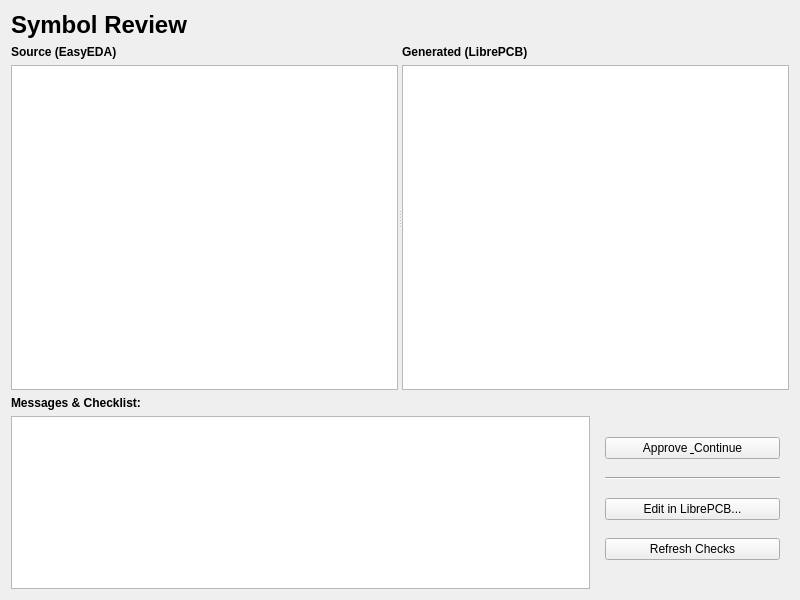
This is ui/symbol_review_page.ui in z3ugma/webparts-librepcb as Qt 5 draws it before an edit. The edited form follows.
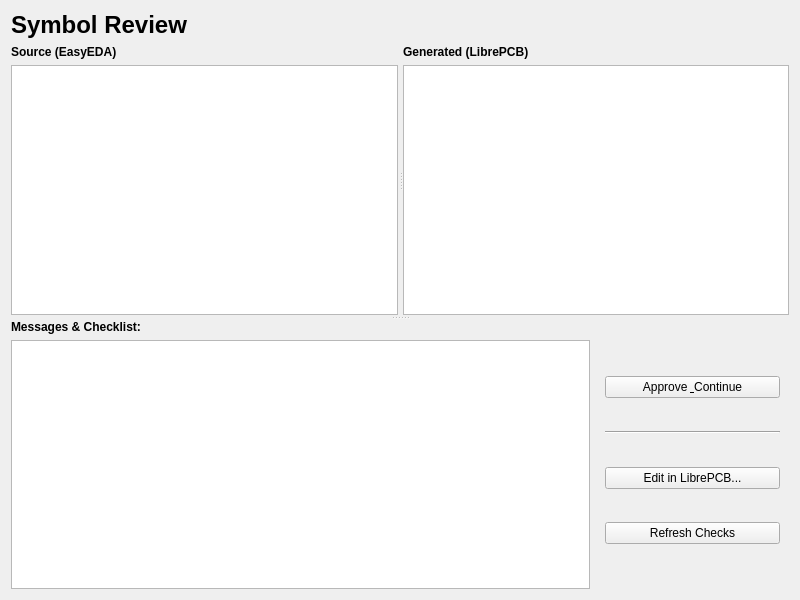
This is the edited form.

Commit message: Refactor: pan/zoom image view and collapsible sidebar in LibraryElementPage

The edit to the form file:
```diff
--- a/ui/symbol_review_page.ui
+++ b/ui/symbol_review_page.ui
@@ -22,10 +22,20 @@
     </widget>
    </item>
    <item>
+    <widget class="QSplitter" name="vertical_splitter">
+     <property name="orientation">
+      <enum>Qt::Vertical</enum>
+     </property>
+     <property name="handleWidth">
+      <number>5</number>
+     </property>
     <widget class="QSplitter" name="symbol_splitter">
      <property name="orientation">
       <enum>Qt::Horizontal</enum>
      </property>
+      <property name="handleWidth">
+       <number>5</number>
+      </property>
      <widget class="QWidget" name="symbol_left_pane" native="true">
       <layout class="QVBoxLayout" name="verticalLayout_5">
        <item>
@@ -67,7 +77,8 @@
       </layout>
      </widget>
     </widget>
-   </item>
+     <widget class="QWidget" name="messages_container" native="true">
+      <layout class="QVBoxLayout" name="verticalLayout_Messages">
    <item>
     <widget class="QLabel" name="label_SymbolMessages">
      <property name="font">
@@ -140,6 +151,10 @@
       </widget>
      </item>
     </layout>
+       </item>
+      </layout>
+     </widget>
+    </widget>
    </item>
   </layout>
  </widget>
```
Lines whose indentation alone changed are shown as unchanged. The commit also changes 12 other files.
